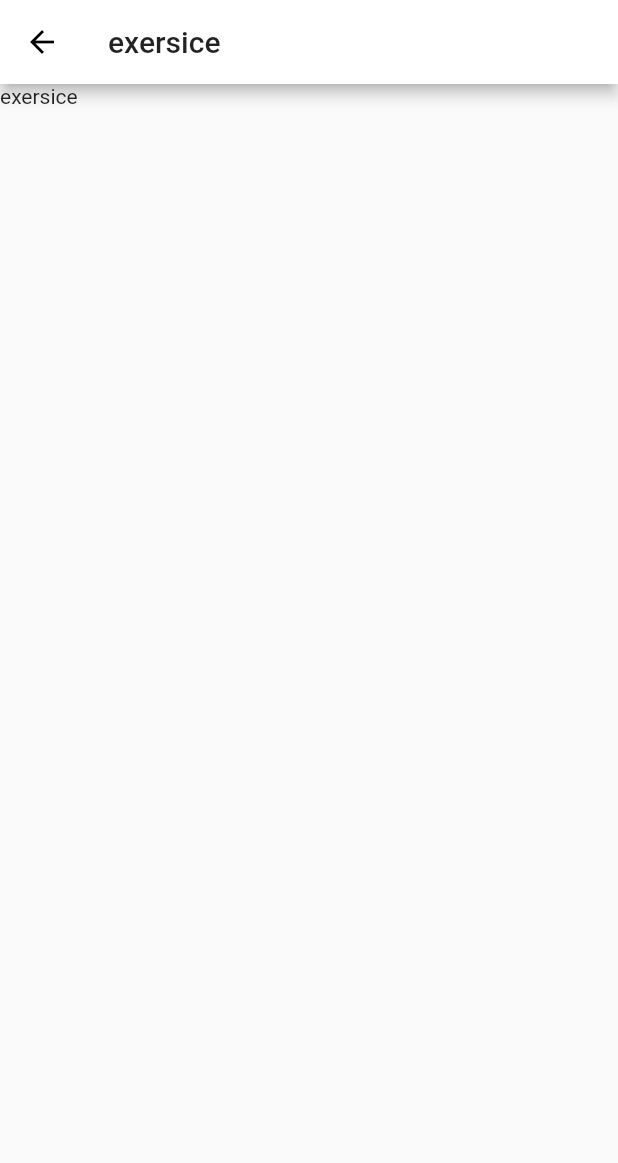
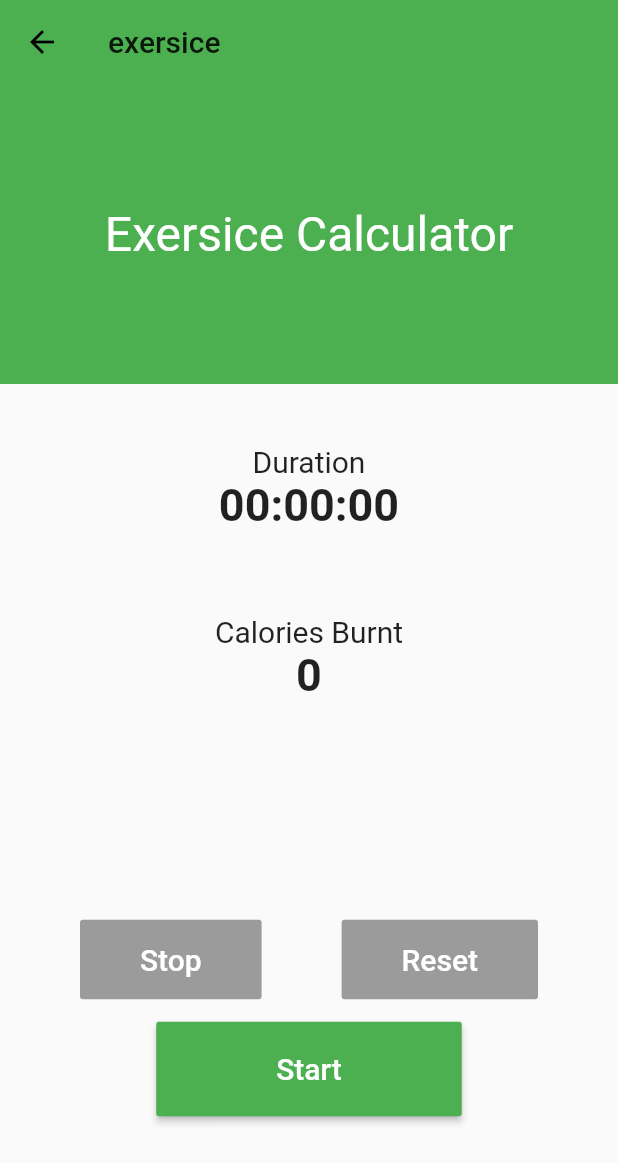
Before and after one commit to MoRashad/Wadi-Food-App-, a Flutter app: the ExersiceCalPage screen opened by its route, on a phone screen of 412 x 824 dp. Shown: the top 1163 px of the screen. Run offline on Flutter 3.47's test engine with Material 2 defaults, Android fonts, the phone set to English and light mode, and no system bars; our stand-ins replace auto_size_text, cached_network_image, cloud_firestore, email_validator, firebase_auth, firebase_storage and 3 more; missing offline and left inert: animator; accounts and stored records are empty.

Commit message:
Calculators screens

```diff
--- a/lib/exercise.dart
+++ b/lib/exercise.dart
@@ -1,21 +1,172 @@
+import 'dart:async';
+
 import 'package:flutter/material.dart';
 
 class ExersiceCalPage extends StatefulWidget {
   static final String id = 'Exersice_cal';
+  final String userid;
+  ExersiceCalPage({this.userid});
   @override
   _ExersiceCalPageState createState() => _ExersiceCalPageState();
 }
 
 class _ExersiceCalPageState extends State<ExersiceCalPage> {
+  bool startispressed = true;
+  bool stopispressed = true;
+  bool resettispressed = true;
+  String stoptimetodisplay = '00:00:00';
+  var swatch = Stopwatch();
+  final duration = const Duration(seconds: 1);
+
+  void starttimer(){
+    Timer(duration, keeprunning);
+  }
+  void keeprunning(){
+    if(swatch.isRunning){
+      starttimer();
+      setState(() {
+        stoptimetodisplay = swatch.elapsed.inHours.toString().padLeft(2, '0') + ':'
+                          + (swatch.elapsed.inMinutes %60).toString().padLeft(2, '0') + ':'
+                          + (swatch.elapsed.inSeconds %60).toString().padLeft(2, '0');
+      });
+    }
+  }
+  void startstopwatch(){
+    setState(() {
+      stopispressed = false;
+      startispressed = false;
+    });
+    swatch.start();
+    starttimer();
+  }
+  void stopstopwatch(){
+    setState(() {
+      stopispressed = true;
+      resettispressed = false;
+    });
+    swatch.stop();
+  }
+  void resetstopwatch(){
+    setState(() {
+      startispressed = true;
+      resettispressed = true;
+    });
+    swatch.reset();
+    stoptimetodisplay = '00:00:00';
+  }
   @override
   Widget build(BuildContext context) {
     return Scaffold(
       appBar: AppBar(
+        backgroundColor: Colors.green,
         title: Text('exersice'),
+        elevation: 0,
 
       ),
-      body: Container(
-        child: Text('exersice'),
+      body: Column(
+        children: <Widget>[
+          Container(
+            width: double.infinity,
+            height: 200,
+            child: Center(
+              child: Text(
+              'Exersice Calculator',
+              style: TextStyle(
+                color: Colors.white,
+                fontSize: 32,
+              ),
+              ),
+            ),
+            color: Colors.green,
+          ),
+          SizedBox(height: 40,),
+          Container(
+            child: Text(
+              'Duration',
+              style: TextStyle(
+                fontSize: 20,
+              ),
+            ),
+          ),
+          Expanded(
+            flex: 3,
+            child: Container(
+              child: Text(stoptimetodisplay,
+              style: TextStyle(
+                fontSize: 30,
+                fontWeight: FontWeight.bold,
+              ),
+              ),
+            ),
+          ),
+          //SizedBox(height: 40,),
+          Container(
+            child: Text(
+              'Calories Burnt',
+              style: TextStyle(
+                fontSize: 20,
+              ),
+            ),
+          ),
+          Expanded(
+            flex: 6,
+            child: Container(
+              child: Text('0',
+              style: TextStyle(
+                fontSize: 30,
+                fontWeight: FontWeight.bold,
+              ),
+              ),
+            ),
+          ),
+          Expanded(
+            flex: 7,
+            child: Container(
+              child: Column(
+                children: <Widget>[
+                  Row(
+                    mainAxisAlignment: MainAxisAlignment.spaceEvenly,
+                    children: <Widget>[
+                      RaisedButton(
+                        onPressed: stopispressed ? null : stopstopwatch,
+                        color: Colors.red,
+                        padding: EdgeInsets.symmetric(horizontal: 40, vertical: 15),
+                        child: Text('Stop',
+                        style: TextStyle(
+                          fontSize: 20,
+                          color: Colors.white,
+                        ),),
+                      ),
+                      RaisedButton(
+                        onPressed: resettispressed ? null : resetstopwatch,
+                        color: Colors.grey,
+                        padding: EdgeInsets.symmetric(horizontal: 40, vertical: 15),
+                        child: Text('Reset',
+                        style: TextStyle(
+                          fontSize: 20,
+                          color: Colors.white,
+                        ),
+                        ),
+                      ),
+                    ],
+                  ),
+                  SizedBox(height: 15,),
+                  RaisedButton(
+                        onPressed: stopispressed ? startstopwatch : null,
+                        color: Colors.green,
+                        padding: EdgeInsets.symmetric(horizontal: 80, vertical: 20),
+                        child: Text('Start',
+                        style: TextStyle(
+                          fontSize: 20,
+                          color: Colors.white,
+                        ),
+                        ),
+                      ),
+                ],
+              ),
+            ),
+          ),
+        ],
       ),
     );
   }
--- a/lib/main.dart
+++ b/lib/main.dart
@@ -1,5 +1,6 @@
 import 'package:WadiFood/feed_page.dart';
 import 'package:provider/provider.dart';
+import 'calorie_cal.dart';
 import 'search_page.dart';
 import 'package:firebase_auth/firebase_auth.dart';
 import 'package:flutter/material.dart';
@@ -9,6 +10,7 @@ import 'postphoto.dart';
 import 'profile.dart';
 import 'Home_page.dart';
 import 'login_page.dart';
+import 'searchfood.dart';
 import 'user_data.dart';
 void main() {
 
@@ -48,10 +50,12 @@ class MyApp extends StatelessWidget {
           HomePage.id : (context)=> HomePage(),
           ProfilePage.id : (context)=> ProfilePage(currentuser: Provider.of<Userdata>(context).currentuserid, userid: Provider.of<Userdata>(context).currentuserid),
           EditProfile.id : (context)=> EditProfile(userid: Provider.of<Userdata>(context).currentuserid),
-          ExersiceCalPage.id : (context)=> ExersiceCalPage(),
+          ExersiceCalPage.id : (context)=> ExersiceCalPage(userid: Provider.of<Userdata>(context).currentuserid),
           PostPhoto.id : (context)=> PostPhoto(userid: Provider.of<Userdata>(context).currentuserid),
           SearchPage.id : (context)=> SearchPage(userid: Provider.of<Userdata>(context).currentuserid,),
           FeedPage.id : (context)=> FeedPage(currentuserid: Provider.of<Userdata>(context).currentuserid,),
+          CalorieCalPage.id : (context) => CalorieCalPage(userid: Provider.of<Userdata>(context).currentuserid,),
+          SearchFood.id : (context) => SearchFood(userid: Provider.of<Userdata>(context).currentuserid,),
   },
   ),
     );
--- a/lib/profile.dart
+++ b/lib/profile.dart
@@ -285,7 +285,9 @@ class _ProfilePageState extends State<ProfilePage>{
           ),
         ],
       ),
-      body: FutureBuilder(
+      body: RefreshIndicator(
+        onRefresh: () => _setupposts(),
+          child: FutureBuilder(
           future:  Firestore.instance.collection('users').document(widget.userid).get(),
           builder: (BuildContext context, AsyncSnapshot snapshot){
           if(!snapshot.hasData){
@@ -305,6 +307,7 @@ class _ProfilePageState extends State<ProfilePage>{
           );
           },
         ),
+      ),
       floatingActionButton:
       FloatingActionButton(
         onPressed: (){
```
Also changed, not shown: lib/Home_page.dart (+11 -5 lines), lib/calorie_cal.dart (added, +156 -0 lines), lib/search_page.dart (+23 -15 lines), lib/searchfood.dart (added, +55 -0 lines). Lines whose indentation alone changed are shown as unchanged.
